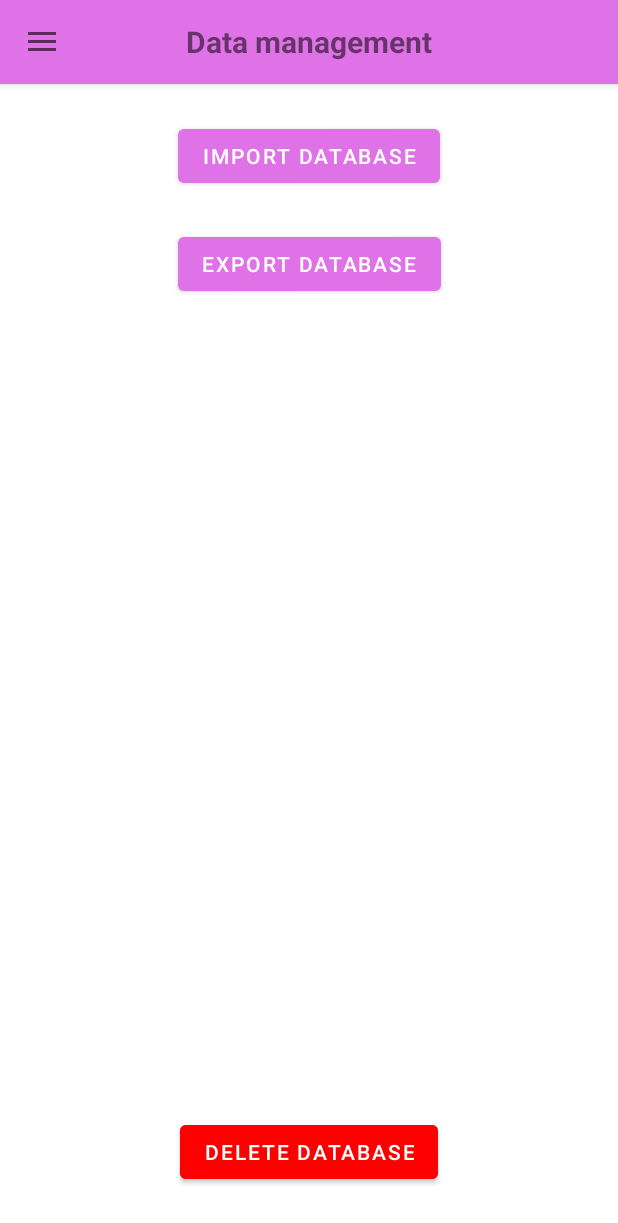
After one commit to alexpergar/lifitdown, an Android app: the fragment DbManagementFragment placed in its activity, on a phone screen of 412 x 824 dp. The commit adds this screen. Shown: the top 1223 px of the screen. Run offline under Robolectric (Android 15) with nearby library versions, the phone set to English and light mode, and no system bars; our stand-ins replace Room's generated code.

Commit message:
fragment to manage database (import, export and load)

```diff
--- /dev/null
+++ b/app/src/main/java/com/aleperaltagar/simpleworkoutnotebook/DbManagementFragment.java
@@ -0,0 +1,63 @@
+package com.aleperaltagar.simpleworkoutnotebook;
+
+import android.os.Bundle;
+import android.view.LayoutInflater;
+import android.view.View;
+import android.view.ViewGroup;
+import android.widget.Button;
+import android.widget.ImageView;
+import android.widget.TextView;
+
+import androidx.annotation.NonNull;
+import androidx.annotation.Nullable;
+import androidx.fragment.app.Fragment;
+
+public class DbManagementFragment extends Fragment {
+
+    private TextView textToolbar;
+    private ImageView editButtonToolbar;
+    private Button btnImport, btnExport, btnDeleteDb;
+
+    public DbManagementFragment() {
+    }
+
+    @Nullable
+    @Override
+    public View onCreateView(@NonNull LayoutInflater inflater, @Nullable ViewGroup container, @Nullable Bundle savedInstanceState) {
+
+        View view = inflater.inflate(R.layout.fragment_database_management, container, false);
+
+        initViews(view);
+
+        // Change toolbar text and disable click listener
+        textToolbar.setOnClickListener(null);
+        textToolbar.setText("Data management");
+        editButtonToolbar.setVisibility(View.GONE);
+
+        // Set click listeners
+        btnExport.setOnClickListener(new View.OnClickListener() {
+            @Override
+            public void onClick(View v) {
+                IODatabaseManager ioDatabaseManager = new IODatabaseManager(getActivity());
+                ioDatabaseManager.exportDatabase();
+            }
+        });
+
+        btnImport.setOnClickListener(new View.OnClickListener() {
+            @Override
+            public void onClick(View v) {
+                ((MainActivity)getActivity()).pickFile();
+            }
+        });
+
+        return view;
+    }
+
+    private void initViews(View view) {
+        textToolbar = getActivity().findViewById(R.id.textToolbar);
+        editButtonToolbar = getActivity().findViewById(R.id.editButtonToolbar);
+        btnImport = view.findViewById(R.id.btnImport);
+        btnExport = view.findViewById(R.id.btnExport);
+        btnDeleteDb = view.findViewById(R.id.btnDeleteDb);
+    }
+}
--- a/app/src/main/java/com/aleperaltagar/simpleworkoutnotebook/MainActivity.java
+++ b/app/src/main/java/com/aleperaltagar/simpleworkoutnotebook/MainActivity.java
@@ -94,6 +94,12 @@ public class MainActivity extends AppCompatActivity {
                         settingsTransaction.replace(R.id.container , settingsFragment);
                         settingsTransaction.commit();
                         break;
+                    case R.id.manageDatabase:
+                        Fragment dbManagementFragment = new DbManagementFragment();
+                        FragmentTransaction dbManagementTransaction = getSupportFragmentManager().beginTransaction();
+                        dbManagementTransaction.replace(R.id.container , dbManagementFragment);
+                        dbManagementTransaction.commit();
+                        break;
                     case R.id.about:
                         IODatabaseManager ioDatabaseManager = new IODatabaseManager(getApplicationContext());
                         pickFile();
@@ -114,7 +120,7 @@ public class MainActivity extends AppCompatActivity {
         toolbar = findViewById(R.id.toolbar);
     }
 
-    private void pickFile() {
+    public void pickFile() {
         Intent intent = new Intent(Intent.ACTION_GET_CONTENT);
         intent.addCategory(Intent.CATEGORY_OPENABLE);
         intent.setType("text/plain");
--- /dev/null
+++ b/app/src/main/res/layout/fragment_database_management.xml
@@ -0,0 +1,39 @@
+<?xml version="1.0" encoding="utf-8"?>
+<androidx.constraintlayout.widget.ConstraintLayout
+    xmlns:android="http://schemas.android.com/apk/res/android"
+    xmlns:app="http://schemas.android.com/apk/res-auto"
+    xmlns:tools="http://schemas.android.com/tools"
+    android:layout_width="match_parent"
+    android:layout_height="match_parent">
+
+    <Button
+        android:id="@+id/btnImport"
+        android:layout_width="wrap_content"
+        android:layout_height="wrap_content"
+        android:layout_marginTop="24dp"
+        android:text="Import database"
+        app:layout_constraintEnd_toEndOf="parent"
+        app:layout_constraintStart_toStartOf="parent"
+        app:layout_constraintTop_toTopOf="parent" />
+
+    <Button
+        android:id="@+id/btnExport"
+        android:layout_width="wrap_content"
+        android:layout_height="wrap_content"
+        android:layout_marginTop="24dp"
+        android:text="Export database"
+        app:layout_constraintEnd_toEndOf="parent"
+        app:layout_constraintStart_toStartOf="parent"
+        app:layout_constraintTop_toBottomOf="@+id/btnImport" />
+
+    <Button
+        android:id="@+id/btnDeleteDb"
+        android:layout_width="wrap_content"
+        android:layout_height="wrap_content"
+        android:layout_marginBottom="32dp"
+        android:backgroundTint="#FF0000"
+        android:text="Delete database"
+        app:layout_constraintBottom_toBottomOf="parent"
+        app:layout_constraintEnd_toEndOf="parent"
+        app:layout_constraintStart_toStartOf="parent" />
+</androidx.constraintlayout.widget.ConstraintLayout>
--- a/app/src/main/res/menu/drawer_menu.xml
+++ b/app/src/main/res/menu/drawer_menu.xml
@@ -17,6 +17,11 @@
         android:icon="@drawable/ic_settings"/>
 
     <item
+        android:title="Manage data"
+        android:id="@+id/manageDatabase"
+        android:icon="@drawable/ic_settings"/>
+
+    <item
         android:title="About"
         android:id="@+id/about"
         android:icon="@drawable/ic_settings"/>
```
